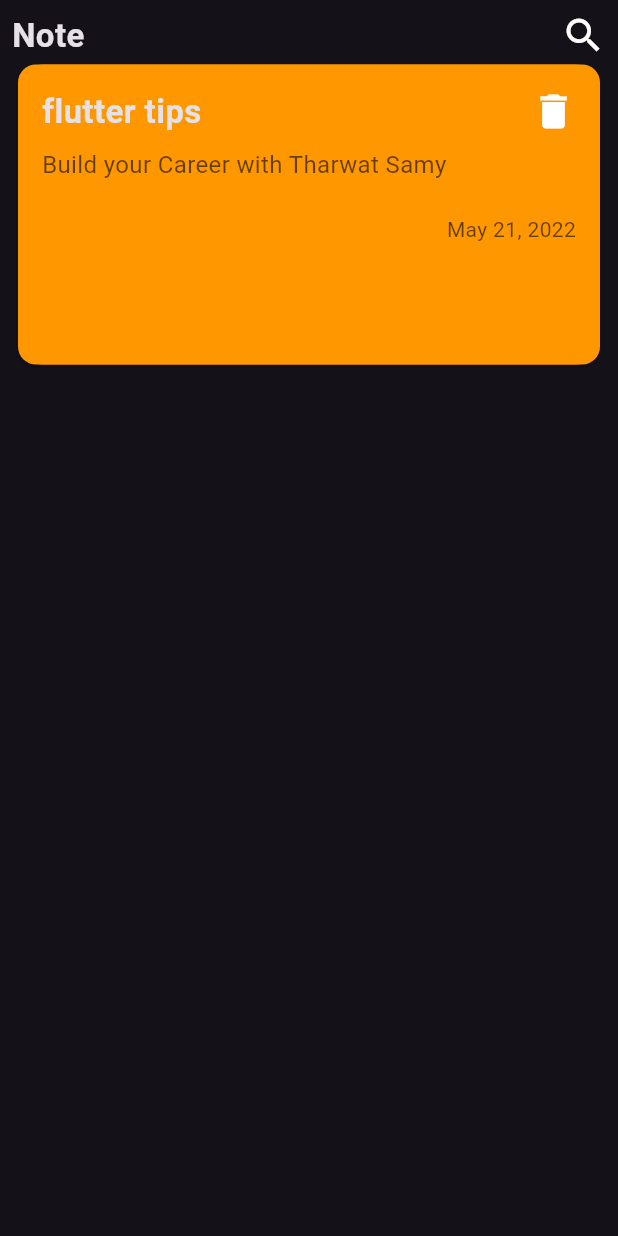
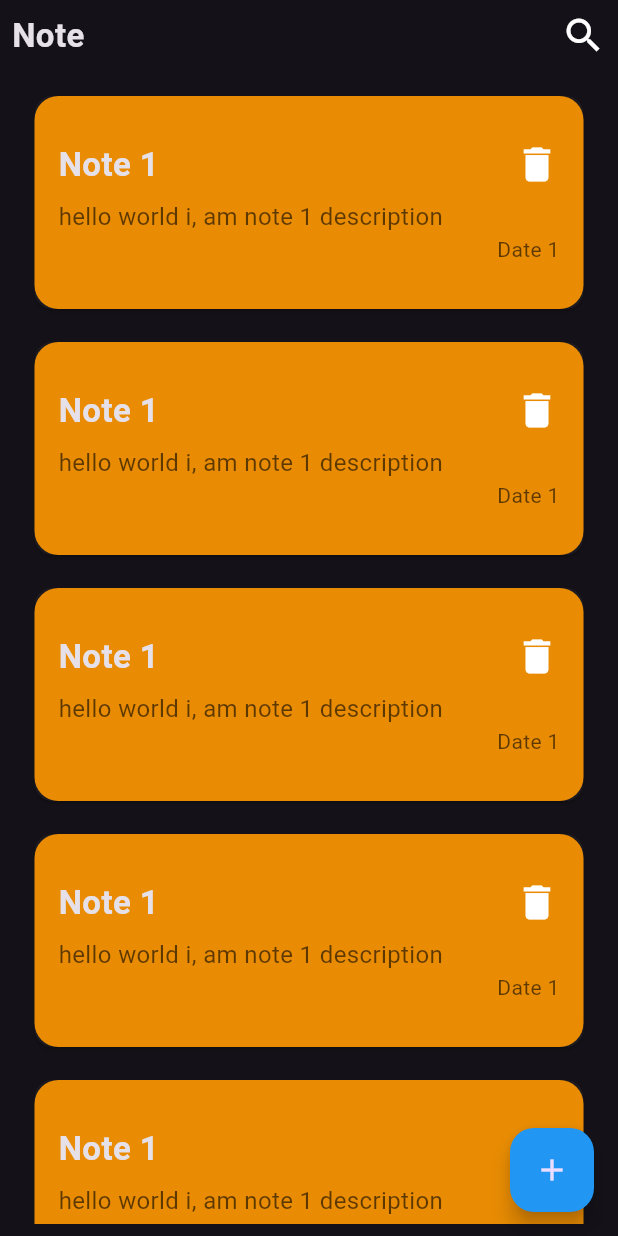
Before and after one commit to mohamed-Abd-Alazeem-Hussein-Rateb/note-app1, a Flutter app: the screen it shows after launch, on a phone screen of 412 x 824 dp. Run offline on Flutter 3.47's test engine with Material 3 defaults, Android fonts, the phone set to English and light mode, and no system bars.

Commit message:
creat NoteListView and floatingActionButton

```diff
--- a/lib/views/notes_app.dart
+++ b/lib/views/notes_app.dart
@@ -7,6 +7,11 @@ class NoteView extends StatelessWidget {
   @override
   Widget build(BuildContext context) {
     return Scaffold(
+      floatingActionButton: FloatingActionButton(
+        backgroundColor: Colors.blue,
+        onPressed: () {},
+        child: const Icon(Icons.add),
+      ),
       body: NoteViewBody(),
     );
   }
--- a/lib/widgets/custom_card.dart
+++ b/lib/widgets/custom_card.dart
@@ -1,51 +1,55 @@
 import 'package:flutter/material.dart';
 
 class CustomCard extends StatelessWidget {
-  const CustomCard({super.key});
-
+  const CustomCard({super.key, required this.title, required this.description, required this.date, required this.color});
+   final String title;
+  final String description;
+  final String date;
+  final Color color;
   @override
   Widget build(BuildContext context) {
     return Card(
-            color: Colors.orange,
             child: Container(
-              height: 200,
-              padding: const EdgeInsets.all(16.0),
+              padding: const EdgeInsets.symmetric(vertical: 30, horizontal: 16),
               decoration: BoxDecoration(
-                color: Colors.orange,
+                color: color,
                 borderRadius: BorderRadius.circular(16.0),
               ),
               child: Column(
                 crossAxisAlignment: CrossAxisAlignment.start,
                 children: [
-                  const Row(
+                   Row(
                     children: [
                       Text(
-                        'flutter tips',
-                        style: TextStyle(
+                        title,
+                        style:const TextStyle(
                           fontSize: 22,
                           fontWeight: FontWeight.bold,
                         ),
                       ),
-                      Spacer(),
-                      Icon(
-                        Icons.delete,
-                        size: 30,
-                      ),
+                     const Spacer(),
+                    InkWell(
+                      onTap: () {},
+                      child: const  Icon(
+                          Icons.delete,
+                          size: 30,
+                        ),
+                    ),
                     ],
                   ),
                  const SizedBox(height: 8),
                   Text(
-                    'Build your Career with Tharwat Samy',
+                    description,
                     style: TextStyle(
                       fontSize: 16,
                       color: Colors.black.withOpacity(0.6),
                     ),
                   ),
-                 const SizedBox(height: 22),
+
                   Align(
                     alignment: Alignment.bottomRight,
                     child: Text(
-                      'May 21, 2022',
+                      date,
                       style: TextStyle(
                         fontSize: 14,
                         color: Colors.black.withOpacity(0.6),
--- /dev/null
+++ b/lib/widgets/note_list_view.dart
@@ -0,0 +1,24 @@
+import 'package:flutter/material.dart';
+import 'package:notes/widgets/custom_card.dart';
+
+class NoteListView extends StatelessWidget {
+  const NoteListView({super.key});
+
+  @override
+  Widget build(BuildContext context) {
+    return ListView.builder(
+      itemCount: 9,
+      itemBuilder: (context, index) {
+      return  Padding(
+        padding: const EdgeInsets.symmetric(vertical: 7.0, horizontal: 11.0),
+        child:  CustomCard(
+          color:  Colors.orange.withOpacity(0.9),
+          title: 'Note 1',
+          description: 'hello world i, am note 1 description',
+          date: 'Date 1',
+        ),
+      );
+    }
+    );
+  }
+}
--- a/lib/widgets/note_view_body.dart
+++ b/lib/widgets/note_view_body.dart
@@ -1,5 +1,6 @@
 import 'package:flutter/material.dart';
 import 'package:notes/widgets/custom_card.dart';
+import 'package:notes/widgets/note_list_view.dart';
 
 class NoteViewBody extends StatelessWidget {
   const NoteViewBody({super.key});
@@ -10,6 +11,7 @@ class NoteViewBody extends StatelessWidget {
       padding: EdgeInsets.all(8.0),
       child: Column(
         children: [
+
            Row(
             children: [
               Text(
@@ -23,7 +25,8 @@ class NoteViewBody extends StatelessWidget {
               ),
             ],
           ),
-          CustomCard(),
+          SizedBox(height: 14),
+          Expanded(child: NoteListView()),
         ],
       ),
     );
```
